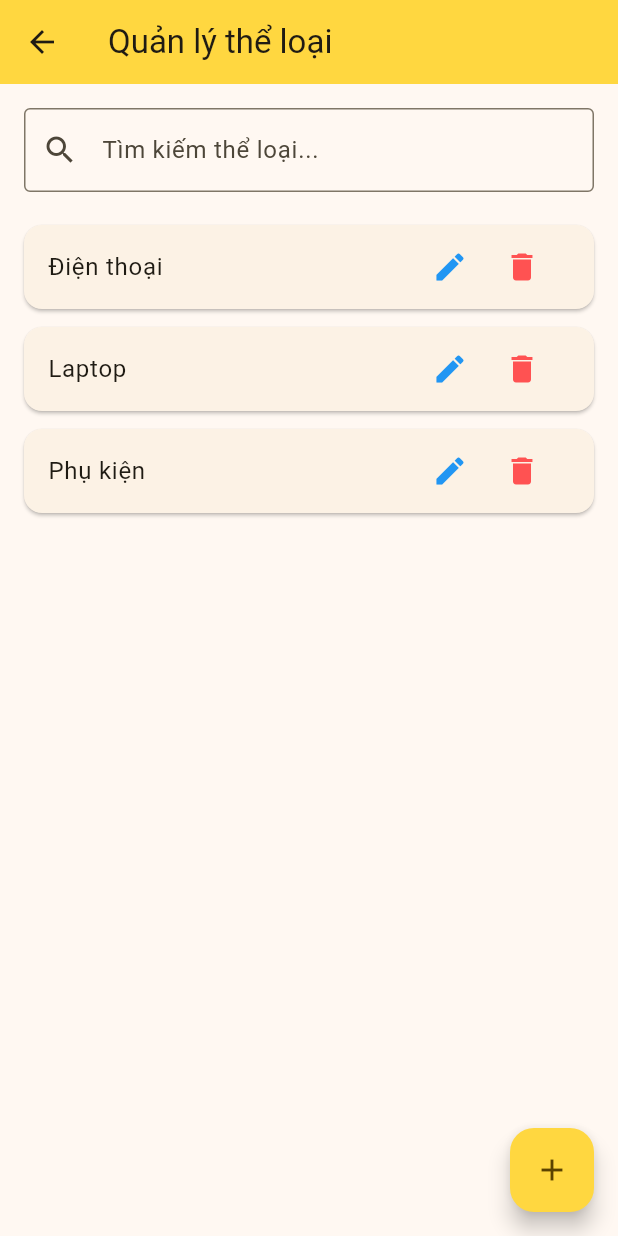
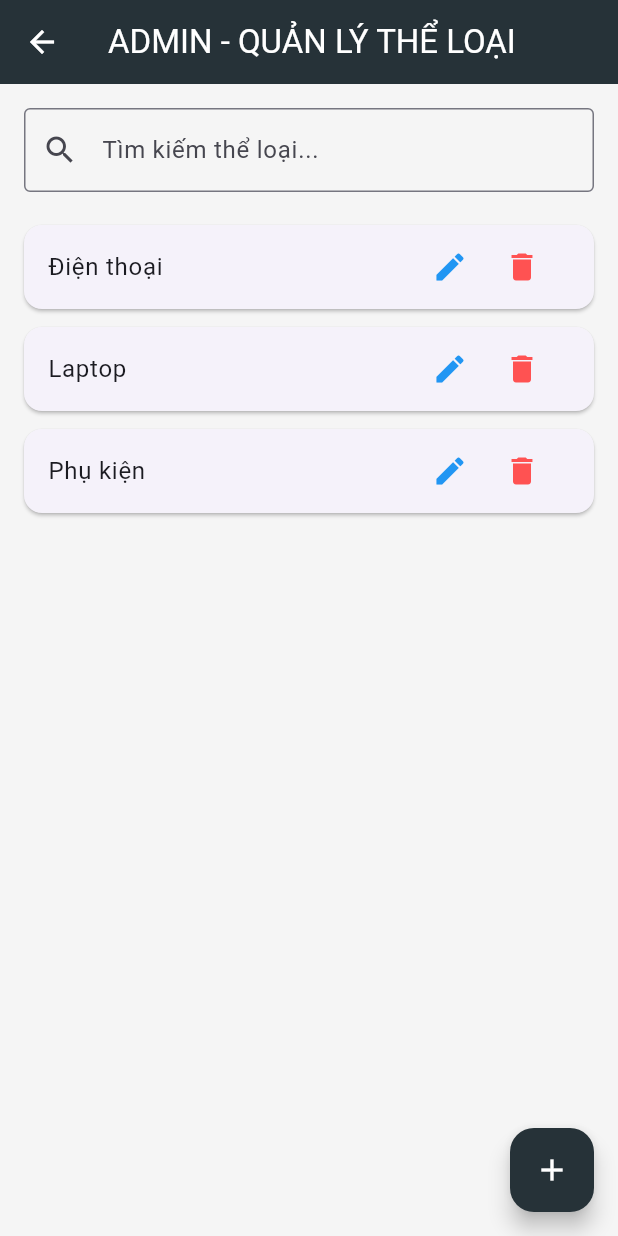
Before and after one commit to DuyVu550/mobile_app, a Flutter app: the CategoryAdminScreen screen opened directly, on a phone screen of 412 x 824 dp. Run offline on Flutter 3.47's test engine with Material 3 defaults, Android fonts, the phone set to English and light mode, and no system bars; our stand-ins replace cloud_firestore, dio, firebase_auth, firebase_core, flutter_riverpod, fpdart and 2 more; accounts and stored records are empty.

Commit message:
feat: redesign app to premium tech theme and dark admin dashboard

```diff
--- a/lib/features/auth/presentation/views/profile_screen.dart
+++ b/lib/features/auth/presentation/views/profile_screen.dart
@@ -322,7 +322,8 @@ class ProfileScreen extends ConsumerWidget {
       appBar: AppBar(
         title: const Text('Hồ sơ'),
         centerTitle: true,
-        backgroundColor: Colors.amberAccent,
+        backgroundColor: Colors.indigo,
+        foregroundColor: Colors.white,
       ),
       body: authState.when(
         data: (user) => user == null
--- a/lib/features/home/presentation/views/home_screen.dart
+++ b/lib/features/home/presentation/views/home_screen.dart
@@ -42,7 +42,10 @@ class _HomeScreenState extends ConsumerState<HomeScreen> {
 
     return Scaffold(
       appBar: AppBar(
-        title: const Text('Đồ Điện Tử'),
+        title: const Text('Mobile Tech Store'),
+        backgroundColor: Colors.indigo,
+        foregroundColor: Colors.white,
+        elevation: 0,
         actions: [
           IconButton(
             icon: const Icon(Icons.person),
--- a/lib/features/products/presentation/views/category_admin_screen.dart
+++ b/lib/features/products/presentation/views/category_admin_screen.dart
@@ -138,9 +138,11 @@ class _CategoryAdminScreenState extends ConsumerState<CategoryAdminScreen> {
     final categoriesAsync = ref.watch(adminCategoriesProvider);
 
     return Scaffold(
+      backgroundColor: Colors.grey.shade100,
       appBar: AppBar(
-        title: const Text('Quản lý thể loại'),
-        backgroundColor: Colors.amberAccent,
+        title: const Text('ADMIN - QUẢN LÝ THỂ LOẠI'),
+        backgroundColor: Colors.blueGrey.shade900,
+        foregroundColor: Colors.white,
       ),
       body: Column(
         children: [
@@ -222,7 +224,8 @@ class _CategoryAdminScreenState extends ConsumerState<CategoryAdminScreen> {
       ),
       floatingActionButton: FloatingActionButton(
         onPressed: _showAddDialog,
-        backgroundColor: Colors.amberAccent,
+        backgroundColor: Colors.blueGrey.shade900,
+        foregroundColor: Colors.white,
         child: const Icon(Icons.add),
       ),
     );
--- a/lib/main.dart
+++ b/lib/main.dart
@@ -22,10 +22,10 @@ class MyApp extends StatelessWidget {
   @override
   Widget build(BuildContext context) {
     return MaterialApp(
-      title: 'Toy Store App',
+      title: 'Mobile Tech Store',
       debugShowCheckedModeBanner: false,
       theme: ThemeData(
-        colorScheme: ColorScheme.fromSeed(seedColor: Colors.amber),
+        colorScheme: ColorScheme.fromSeed(seedColor: Colors.indigo),
         useMaterial3: true,
       ),
       home: const AuthGate(),
```
